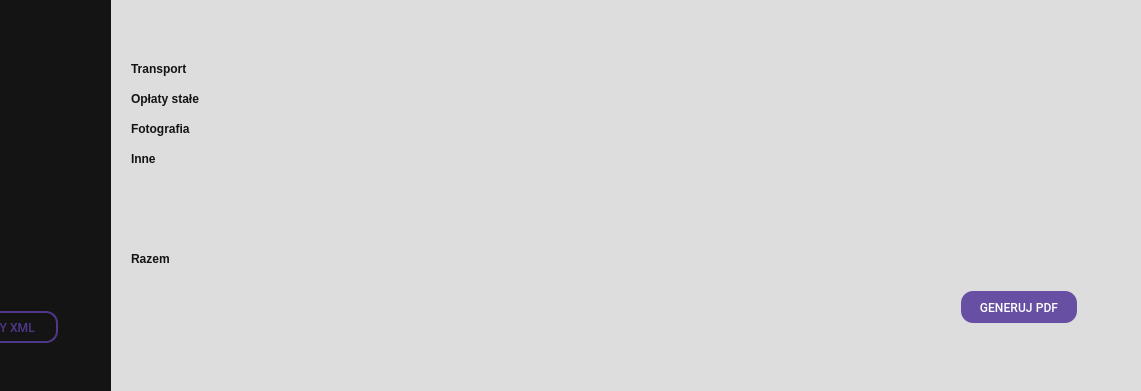
kolodziejpawel98/financial_report_app, file mainwindow.ui: the form before one commit; both pictures show x 159 to 1300 and y 309 to 700 of the 1300 by 700 pixel window.
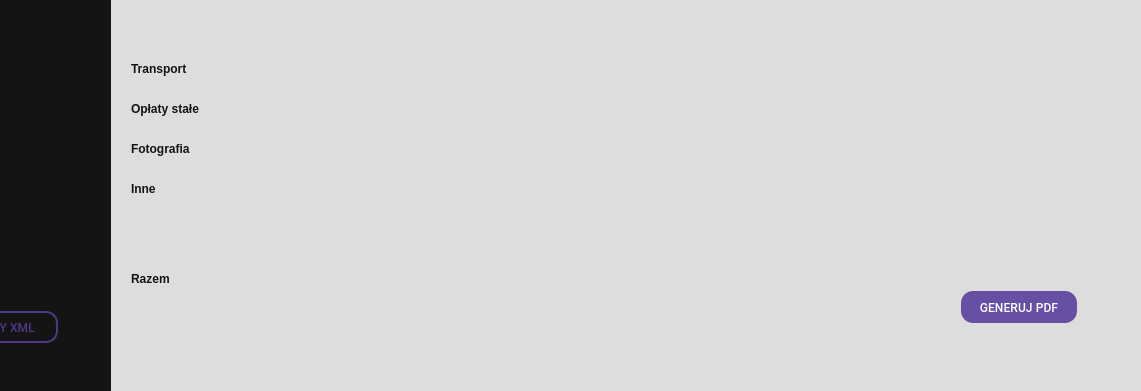
The form after the commit. Icons and pictures are not drawn.

The edit to the form file:
```diff
--- a/mainwindow.ui
+++ b/mainwindow.ui
@@ -440,7 +440,7 @@
       <property name="geometry">
        <rect>
         <x>400</x>
-        <y>400</y>
+        <y>410</y>
         <width>871</width>
         <height>21</height>
        </rect>
@@ -450,7 +450,7 @@
       <property name="geometry">
        <rect>
         <x>290</x>
-        <y>400</y>
+        <y>410</y>
         <width>91</width>
         <height>16</height>
        </rect>
@@ -473,7 +473,7 @@
       <property name="geometry">
        <rect>
         <x>290</x>
-        <y>460</y>
+        <y>490</y>
         <width>91</width>
         <height>16</height>
        </rect>
@@ -496,7 +496,7 @@
       <property name="geometry">
        <rect>
         <x>290</x>
-        <y>480</y>
+        <y>510</y>
         <width>721</width>
         <height>61</height>
        </rect>
@@ -506,7 +506,7 @@
       <property name="geometry">
        <rect>
         <x>290</x>
-        <y>430</y>
+        <y>450</y>
         <width>91</width>
         <height>16</height>
        </rect>
@@ -529,7 +529,7 @@
       <property name="geometry">
        <rect>
         <x>400</x>
-        <y>430</y>
+        <y>450</y>
         <width>871</width>
         <height>21</height>
        </rect>
@@ -572,7 +572,7 @@
       <property name="geometry">
        <rect>
         <x>290</x>
-        <y>560</y>
+        <y>580</y>
         <width>91</width>
         <height>16</height>
        </rect>
@@ -595,7 +595,7 @@
       <property name="geometry">
        <rect>
         <x>290</x>
-        <y>580</y>
+        <y>610</y>
         <width>191</width>
         <height>61</height>
        </rect>
```
